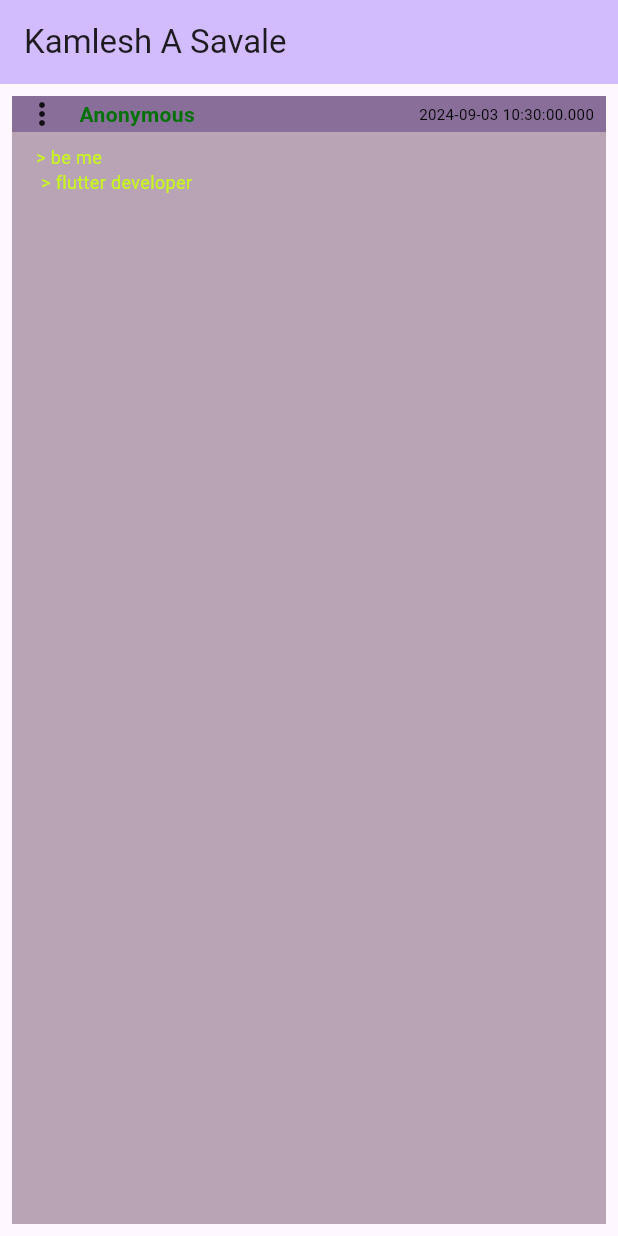
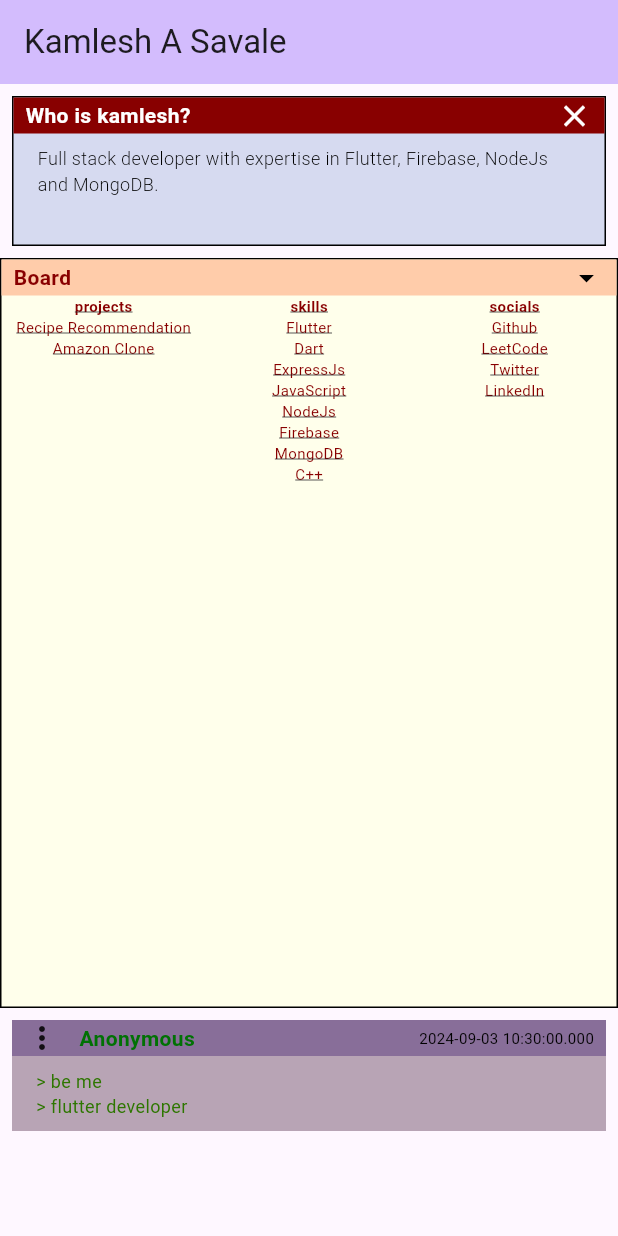
Before and after one commit to Kamlesh2112/Kamlesh2112.github.io, a Flutter app: the screen it shows after launch, on a phone screen of 412 x 824 dp. Run offline on Flutter 3.47's test engine with Material 3 defaults, Android fonts, the phone set to English and light mode, and no system bars.

Commit message:
added WhoIs and Board Section

```diff
--- a/lib/constants/global_variable.dart
+++ b/lib/constants/global_variable.dart
@@ -1,10 +1,18 @@
 // import 'package:flutter/material.dart';
 
-class GlobalVariables{
+class GlobalVariables {
   // 4chan color pallet
-  static const brown = 0xFF5E3C2A;
   static const red = 0xFFB63F3B;
-  static const greentext = 0xFFC8F522;
   static const postbody = 0xFFB8A4B5;
   static const postheader = 0xFF886E99;
+
+  static const backgroundskin = 0xFFffffee;
+  static const skinheader = 0xFFffccaa;
+  static const skinbody = 0xFFffffeb;
+  static const brown = 0xFF880000;
+  static const headingbrown = 0xFF930000;
+  static const anonymous = 0xFF006400;
+  static const greentext = 0xFF2d7600;
+  static const postbackgroundpurple = 0xFFd6daf0;
+  static const postheaderppl = 0xFFc9cde8;
 }
--- a/lib/main.dart
+++ b/lib/main.dart
@@ -1,5 +1,7 @@
 import 'package:flutter/material.dart';
 import 'package:myapp/widgets/post.dart';
+import 'package:myapp/widgets/board.dart';
+import 'package:myapp/widgets/whois.dart';
 
 void main() {
   runApp(const portfolio());
@@ -39,8 +41,15 @@ class _MyHomePageState extends State<MyHomePage> {
         backgroundColor: Theme.of(context).colorScheme.inversePrimary,
         title: Text(widget.title),
       ),
-      body:
-          const Post(), // This trailing comma makes auto-formatting nicer for build methods.
+      body:const SingleChildScrollView(
+        child: Column(
+          children: <Widget>[
+            WhoIs(),
+            Board(),
+            Post(),
+          ],
+        ),
+      ), // This trailing comma makes auto-formatting nicer for build methods.
     );
   }
 }
--- /dev/null
+++ b/lib/models/maps.dart
@@ -0,0 +1,22 @@
+Map<String, String> projectsMap = {
+    "Recipe Recommendation": "https://github.com/Kamlesh2112/recipe-recommendation",
+    "Amazon Clone": "",
+  };
+
+Map<String, String> skillsMap = {
+    "Flutter": "https://flutter.dev/",
+    "Dart": "https://dart.dev/",
+    "ExpressJs": "https://expressjs.com/",
+    "JavaScript": "https://www.javascript.com/",
+    "NodeJs": "https://nodejs.org/",
+    "Firebase": "https://firebase.google.com/",
+    "MongoDB": "https://www.mongodb.com/",
+    "C++": "https://www.cplusplus.com/",
+  };
+
+  Map<String, String> socialsMap = {
+    "Github": "https://github.com/Kamlesh2112",
+    "LeetCode": "https://leetcode.com/u/axisz/",
+    "Twitter": "https://expressjs.com/",
+    "LinkedIn": "https://www.javascript.com/",
+  };
--- /dev/null
+++ b/lib/widgets/board.dart
@@ -0,0 +1,62 @@
+import 'package:flutter/material.dart';
+import 'package:myapp/constants/global_variable.dart';
+import 'package:myapp/models/maps.dart';
+import 'package:myapp/widgets/board_section.dart';
+
+class Board extends StatelessWidget {
+  const Board({super.key});
+
+  @override
+  Widget build(BuildContext context) {
+    return  Container(
+      height: 500,
+      width: 500,
+        decoration: BoxDecoration(
+          color:const Color(GlobalVariables.skinbody),
+        border: Border.all(color: Colors.black),
+        ),
+        child: Column(
+          mainAxisAlignment: MainAxisAlignment.start,
+          children: <Widget>[
+            Container(
+              color: const Color(GlobalVariables.skinheader),
+              padding: const EdgeInsets.symmetric(
+                horizontal: 8.0,
+              ),
+              child: Row(
+                mainAxisAlignment: MainAxisAlignment.spaceBetween,
+                children: [
+                  const Text(
+                    'Board',
+                    style: TextStyle(
+                      fontWeight: FontWeight.bold,
+                      color:  Color(GlobalVariables.brown),
+                    ),
+                  ),
+                  SizedBox(
+                    width: MediaQuery.of(context).size.width * 0.1,
+                  ),
+                  const Icon(
+                    Icons.arrow_drop_down_sharp,
+                    color: Colors.black,
+                  ),
+                ],
+              ),
+            ),
+            Expanded(
+              child: GridView.count(
+                crossAxisSpacing: 1,
+                mainAxisSpacing: 1,
+                crossAxisCount: 3,
+                children: <Widget>[
+                  BoardSection(header: "projects", textLinks: projectsMap),
+                  BoardSection(header: "skills", textLinks: skillsMap),
+                  BoardSection(header: "socials", textLinks: socialsMap),
+                ],
+              ),
+            ),
+          ],
+        ),
+    );
+  }
+}
--- /dev/null
+++ b/lib/widgets/board_section.dart
@@ -0,0 +1,52 @@
+import 'package:flutter/material.dart';
+import 'package:myapp/constants/global_variable.dart';
+import 'package:url_launcher/url_launcher_string.dart';
+
+class BoardSection extends StatelessWidget {
+  final String header;
+  final Map<String, String?> textLinks;
+  const BoardSection(
+      {super.key, required this.header, required this.textLinks});
+
+  @override
+  Widget build(BuildContext context) {
+    return Column(
+      mainAxisAlignment: MainAxisAlignment.start,
+      children: <Widget>[
+        Text(
+          header,
+          style: const TextStyle(
+            fontWeight: FontWeight.bold,
+            color: Color(GlobalVariables.brown),
+            fontSize: 10,
+            decoration: TextDecoration.underline,
+          ),
+        ),
+        for (var entry in textLinks.entries)
+          GestureDetector(
+            onTap: entry.value != null
+                ? () {
+                    _openLink(context, entry.value!);
+                  }
+                : null,
+            child: Text(
+              entry.key,
+              style: entry.value != null
+                  ? const TextStyle(
+                      fontSize: 10,
+                      color: Color(GlobalVariables.brown),
+                      decoration: TextDecoration.underline,
+                    )
+                  : const TextStyle(color: Color(GlobalVariables.brown)),
+            ),
+          ),
+      ],
+    );
+  }
+
+  Future<void> _openLink(BuildContext context, String url) async {
+    if (!await launchUrlString(url)) {
+      throw Exception('Could not launch $url');
+    }
+  }
+}
--- a/lib/widgets/post.dart
+++ b/lib/widgets/post.dart
@@ -48,7 +48,7 @@ class Post extends StatelessWidget {
                   const EdgeInsets.symmetric(vertical: 8.0, horizontal: 16.0),
               alignment: Alignment.topLeft,
               child: const Text(
-                '> be me \n > flutter developer',
+                '> be me\n> flutter developer',
                 style: TextStyle(
                   color: Color(GlobalVariables.greentext),
                   fontSize: 12,
--- /dev/null
+++ b/lib/widgets/whois.dart
@@ -0,0 +1,64 @@
+import 'package:flutter/material.dart';
+import 'package:myapp/constants/global_variable.dart';
+
+class WhoIs extends StatelessWidget {
+  const WhoIs({super.key});
+
+  @override
+  Widget build(BuildContext context) {
+    return  Padding(
+      padding: const EdgeInsets.all(8.0),
+      child: Container(
+          height:100,
+          width: 500,
+          decoration: BoxDecoration(
+            color:const Color(GlobalVariables.postbackgroundpurple),
+          border: Border.all(color: Colors.black),
+        ),
+          child: Column(
+            mainAxisAlignment: MainAxisAlignment.start,
+            children: <Widget>[
+              Container(
+                color: const Color(GlobalVariables.brown),
+                padding: const EdgeInsets.symmetric(
+                  horizontal: 8.0,
+                ),
+                child: Row(
+                  mainAxisAlignment: MainAxisAlignment.spaceBetween,
+                  children: [
+                    const Text(
+                      'Who is kamlesh?',
+                      style: TextStyle(
+                        fontWeight: FontWeight.bold,
+                        color: Colors.white,
+                      ),
+                    ),
+                    SizedBox(
+                      width: MediaQuery.of(context).size.width * 0.1,
+                    ),
+                    const Icon(
+                      Icons.close,
+                      color: Colors.white,
+                    ),
+                  ],
+                ),
+              ),
+              Container(
+                padding:
+                    const EdgeInsets.symmetric(vertical: 8.0, horizontal: 16.0),
+                alignment: Alignment.topLeft,
+                child: const Text(
+                  'Full stack developer with expertise in Flutter, Firebase, NodeJs and MongoDB.',
+                  style: TextStyle(
+                    color: Colors.black,
+                    fontSize: 12,
+                    fontWeight: FontWeight.w300,
+                  ),
+                ),
+              ),
+            ],
+          ),
+      ),
+    );
+  }
+}
--- a/pubspec.yaml
+++ b/pubspec.yaml
@@ -35,6 +35,7 @@ dependencies:
   # The following adds the Cupertino Icons font to your application.
   # Use with the CupertinoIcons class for iOS style icons.
   cupertino_icons: ^1.0.6
+  url_launcher: ^6.3.0
 
 dev_dependencies:
   flutter_test:
```
Also changed, not shown: assets/fonts/MaterialIcons-Regular.otf, pubspec.lock, 16 other files.
